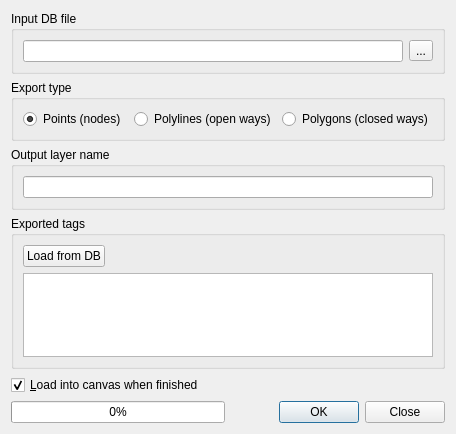
Before: the Qt Designer form src/ui/qgsosmexportdialog.ui in carsmie/QGIS, drawn with Qt 5.
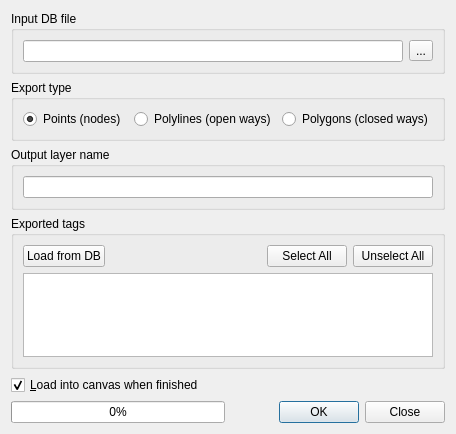
After: the same form once the commit is applied.

Commit message: osm export: add buttons to select/unselect all tags

What changed in the file:
```diff
--- a/src/ui/qgsosmexportdialog.ui
+++ b/src/ui/qgsosmexportdialog.ui
@@ -106,6 +106,20 @@
           </property>
          </spacer>
         </item>
+        <item>
+         <widget class="QPushButton" name="btnSelectAll">
+          <property name="text">
+           <string>Select All</string>
+          </property>
+         </widget>
+        </item>
+        <item>
+         <widget class="QPushButton" name="btnUnselectAll">
+          <property name="text">
+           <string>Unselect All</string>
+          </property>
+         </widget>
+        </item>
        </layout>
       </item>
       <item>
```
The commit also changes 2 other files.
